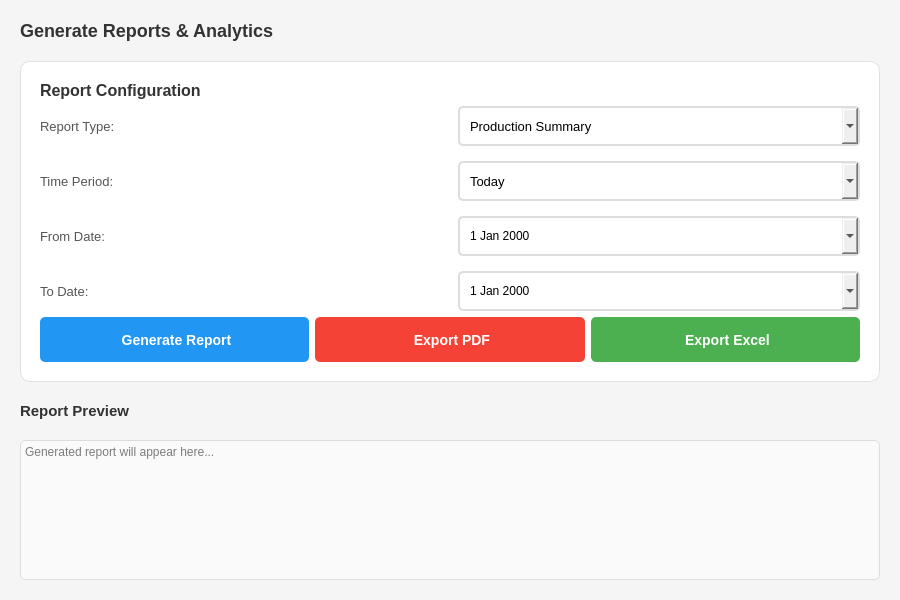
Qt form ui/reports.ui (SmitProgrammer/TrackMill) before a commit.
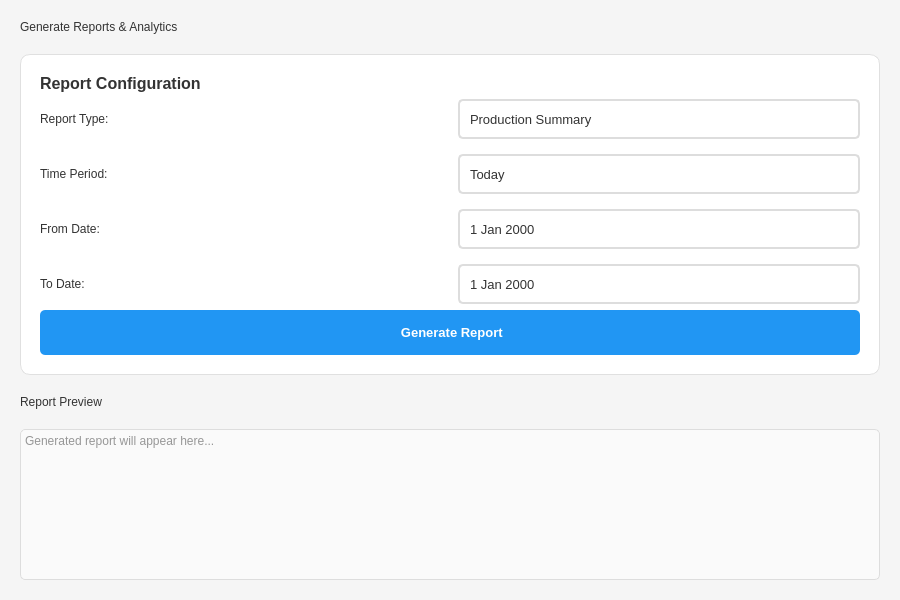
The same form after that commit.

Diff of the .ui file:
```diff
--- a/ui/reports.ui
+++ b/ui/reports.ui
@@ -18,10 +18,18 @@
     background-color: #f5f5f5;
 }
 
-QPushButton#btnGenerateReport, QPushButton#btnExportPDF, QPushButton#btnExportExcel {
-    padding: 12px 25px;
+QLabel {
+    color: #333;
+}
+
+QTableWidget {
+    color: #333;
+}
+
+QPushButton#btnGenerateReport {
+    padding: 10px 20px;
     border-radius: 5px;
-    font-size: 14px;
+    font-size: 13px;
     font-weight: bold;
 }
 
@@ -35,24 +43,17 @@
     background-color: #0b7dda;
 }
 
-QPushButton#btnExportPDF {
-    background-color: #f44336;
-    color: white;
-    border: none;
+QLineEdit#txtSearch {
+    padding: 10px;
+    border: 2px solid #ddd;
+    border-radius: 5px;
+    font-size: 13px;
+    background-color: white;
+    color: #333;
 }
 
-QPushButton#btnExportPDF:hover {
-    background-color: #da190b;
-}
-
-QPushButton#btnExportExcel {
-    background-color: #4CAF50;
-    color: white;
-    border: none;
-}
-
-QPushButton#btnExportExcel:hover {
-    background-color: #45a049;
+QLineEdit#txtSearch:focus {
+    border: 2px solid #2196F3;
 }
 
 QComboBox#cmbReportType, QComboBox#cmbTimePeriod {
@@ -60,6 +61,19 @@
     border: 2px solid #ddd;
     border-radius: 5px;
     font-size: 13px;
+    background-color: white;
+    color: #333;
+}
+
+QComboBox#cmbReportType:focus, QComboBox#cmbTimePeriod:focus {
+    border: 2px solid #2196F3;
+}
+
+QTextEdit#txtReportPreview {
+    border: 1px solid #ddd;
+    border-radius: 5px;
+    background-color: #fafafa;
+    color: #333;
 }
 
 QWidget#reportCard {
@@ -74,10 +88,71 @@
     color: #333;
 }
 
-QTextEdit#txtReportPreview {
+QDateEdit, QDateTimeEdit {
+    padding: 8px;
+    border: 2px solid #ddd;
+    border-radius: 5px;
+    font-size: 13px;
+    background-color: white;
+    color: #333;
+}
+
+QDateEdit:focus, QDateTimeEdit:focus {
+    border: 2px solid #2196F3;
+}
+
+QDateEdit::drop-down, QDateTimeEdit::drop-down {
+    border: none;
+    width: 30px;
+}
+
+QDateEdit::down-arrow, QDateTimeEdit::down-arrow {
+    image: none;
+    border-left: 5px solid transparent;
+    border-right: 5px solid transparent;
+    border-top: 5px solid #333;
+    margin-right: 10px;
+}
+
+QDateEdit QAbstractItemView, QDateTimeEdit QAbstractItemView {
+    background-color: white;
+    color: #333;
+    selection-background-color: #2196F3;
+    selection-color: white;
+}
+
+QComboBox {
+    padding: 10px;
+    border: 2px solid #ddd;
+    border-radius: 5px;
+    font-size: 13px;
+    background-color: white;
+    color: #333;
+}
+
+QComboBox:focus {
+    border: 2px solid #2196F3;
+}
+
+QComboBox::drop-down {
+    border: none;
+    width: 30px;
+}
+
+QComboBox::down-arrow {
+    image: none;
+    border-left: 5px solid transparent;
+    border-right: 5px solid transparent;
+    border-top: 5px solid #333;
+    margin-right: 10px;
+}
+
+QComboBox QAbstractItemView {
+    background-color: white;
+    color: #333;
+    selection-background-color: #2196F3;
+    selection-color: white;
     border: 1px solid #ddd;
-    border-radius: 5px;
-    background-color: #fafafa;
 }</string>
   </property>
   <layout class="QVBoxLayout" name="verticalLayout">
@@ -102,8 +177,147 @@
       <string>Generate Reports &amp; Analytics</string>
      </property>
      <property name="styleSheet">
-      <string notr="true">font-size: 18px; font-weight: bold; color: #333;</string>
-     </property>
+   <string notr="true">QWidget#ReportsWidget {
+    background-color: #f5f5f5;
+}
+
+QLabel {
+    color: #333;
+}
+
+QTableWidget {
+    color: #333;
+}
+
+QPushButton#btnGenerateReport {
+    padding: 10px 20px;
+    border-radius: 5px;
+    font-size: 13px;
+    font-weight: bold;
+}
+
+QPushButton#btnGenerateReport {
+    background-color: #2196F3;
+    color: white;
+    border: none;
+}
+
+QPushButton#btnGenerateReport:hover {
+    background-color: #0b7dda;
+}
+
+QLineEdit#txtSearch {
+    padding: 10px;
+    border: 2px solid #ddd;
+    border-radius: 5px;
+    font-size: 13px;
+    background-color: white;
+    color: #333;
+}
+
+QLineEdit#txtSearch:focus {
+    border: 2px solid #2196F3;
+}
+
+QComboBox#cmbReportType, QComboBox#cmbTimePeriod {
+    padding: 10px;
+    border: 2px solid #ddd;
+    border-radius: 5px;
+    font-size: 13px;
+    background-color: white;
+    color: #333;
+}
+
+QComboBox#cmbReportType:focus, QComboBox#cmbTimePeriod:focus {
+    border: 2px solid #2196F3;
+}
+
+QTextEdit#txtReportPreview {
+    border: 1px solid #ddd;
+    border-radius: 5px;
+    background-color: #fafafa;
+    color: #333;
+}
+
+QWidget#reportCard {
+    background-color: white;
+    border-radius: 10px;
+    border: 1px solid #e0e0e0;
+}
+
+QLabel#lblReportTitle {
+    font-size: 16px;
+    font-weight: bold;
+    color: #333;
+}
+
+QDateEdit, QDateTimeEdit {
+    padding: 8px;
+    border: 2px solid #ddd;
+    border-radius: 5px;
+    font-size: 13px;
+    background-color: white;
+    color: #333;
+}
+
+QDateEdit:focus, QDateTimeEdit:focus {
+    border: 2px solid #2196F3;
+}
+
+QDateEdit::drop-down, QDateTimeEdit::drop-down {
+    border: none;
+    width: 30px;
+}
+
+QDateEdit::down-arrow, QDateTimeEdit::down-arrow {
+    image: none;
+    border-left: 5px solid transparent;
+    border-right: 5px solid transparent;
+    border-top: 5px solid #333;
+    margin-right: 10px;
+}
+
+QDateEdit QAbstractItemView, QDateTimeEdit QAbstractItemView {
+    background-color: white;
+    color: #333;
+    selection-background-color: #2196F3;
+    selection-color: white;
+}
+
+QComboBox {
+    padding: 10px;
+    border: 2px solid #ddd;
+    border-radius: 5px;
+    font-size: 13px;
+    background-color: white;
+    color: #333;
+}
+
+QComboBox:focus {
+    border: 2px solid #2196F3;
+}
+
+QComboBox::drop-down {
+    border: none;
+    width: 30px;
+}
+
+QComboBox::down-arrow {
+    image: none;
+    border-left: 5px solid transparent;
+    border-right: 5px solid transparent;
+    border-top: 5px solid #333;
+    margin-right: 10px;
+}
+
+QComboBox QAbstractItemView {
+    background-color: white;
+    color: #333;
+    selection-background-color: #2196F3;
+    selection-color: white;
+    border: 1px solid #ddd;
+}</string>
+  </property>
     </widget>
    </item>
    <item>
@@ -139,8 +353,147 @@
            <string>Report Type:</string>
           </property>
           <property name="styleSheet">
-           <string notr="true">font-size: 13px; color: #555;</string>
-          </property>
+   <string notr="true">QWidget#ReportsWidget {
+    background-color: #f5f5f5;
+}
+
+QLabel {
+    color: #333;
+}
+
+QTableWidget {
+    color: #333;
+}
+
+QPushButton#btnGenerateReport {
+    padding: 10px 20px;
+    border-radius: 5px;
+    font-size: 13px;
+    font-weight: bold;
+}
+
+QPushButton#btnGenerateReport {
+    background-color: #2196F3;
+    color: white;
+    border: none;
+}
+
+QPushButton#btnGenerateReport:hover {
+    background-color: #0b7dda;
+}
+
+QLineEdit#txtSearch {
+    padding: 10px;
+    border: 2px solid #ddd;
+    border-radius: 5px;
+    font-size: 13px;
+    background-color: white;
+    color: #333;
+}
+
+QLineEdit#txtSearch:focus {
+    border: 2px solid #2196F3;
+}
+
+QComboBox#cmbReportType, QComboBox#cmbTimePeriod {
+    padding: 10px;
+    border: 2px solid #ddd;
+    border-radius: 5px;
+    font-size: 13px;
+    background-color: white;
+    color: #333;
+}
+
+QComboBox#cmbReportType:focus, QComboBox#cmbTimePeriod:focus {
+    border: 2px solid #2196F3;
+}
+
+QTextEdit#txtReportPreview {
+    border: 1px solid #ddd;
+    border-radius: 5px;
+    background-color: #fafafa;
+    color: #333;
+}
+
+QWidget#reportCard {
+    background-color: white;
+    border-radius: 10px;
+    border: 1px solid #e0e0e0;
+}
+
+QLabel#lblReportTitle {
+    font-size: 16px;
+    font-weight: bold;
+    color: #333;
+}
+
+QDateEdit, QDateTimeEdit {
+    padding: 8px;
+    border: 2px solid #ddd;
+    border-radius: 5px;
+    font-size: 13px;
+    background-color: white;
+    color: #333;
+}
+
+QDateEdit:focus, QDateTimeEdit:focus {
+    border: 2px solid #2196F3;
+}
+
+QDateEdit::drop-down, QDateTimeEdit::drop-down {
+    border: none;
+    width: 30px;
+}
+
+QDateEdit::down-arrow, QDateTimeEdit::down-arrow {
+    image: none;
+    border-left: 5px solid transparent;
+    border-right: 5px solid transparent;
+    border-top: 5px solid #333;
+    margin-right: 10px;
+}
+
+QDateEdit QAbstractItemView, QDateTimeEdit QAbstractItemView {
+    background-color: white;
+    color: #333;
+    selection-background-color: #2196F3;
+    selection-color: white;
+}
+
+QComboBox {
+    padding: 10px;
+    border: 2px solid #ddd;
+    border-radius: 5px;
+    font-size: 13px;
+    background-color: white;
+    color: #333;
+}
+
+QComboBox:focus {
+    border: 2px solid #2196F3;
+}
+
+QComboBox::drop-down {
+    border: none;
+    width: 30px;
+}
+
+QComboBox::down-arrow {
+    image: none;
+    border-left: 5px solid transparent;
+    border-right: 5px solid transparent;
+    border-top: 5px solid #333;
+    margin-right: 10px;
+}
+
+QComboBox QAbstractItemView {
+    background-color: white;
+    color: #333;
+    selection-background-color: #2196F3;
+    selection-color: white;
+    border: 1px solid #ddd;
+}</string>
+  </property>
          </widget>
         </item>
         <item row="0" column="1">
@@ -189,8 +542,147 @@
            <string>Time Period:</string>
           </property>
           <property name="styleSheet">
-           <string notr="true">font-size: 13px; color: #555;</string>
-          </property>
+   <string notr="true">QWidget#ReportsWidget {
+    background-color: #f5f5f5;
+}
+
+QLabel {
+    color: #333;
+}
+
+QTableWidget {
+    color: #333;
+}
+
+QPushButton#btnGenerateReport {
+    padding: 10px 20px;
+    border-radius: 5px;
+    font-size: 13px;
+    font-weight: bold;
+}
+
+QPushButton#btnGenerateReport {
+    background-color: #2196F3;
+    color: white;
+    border: none;
+}
+
+QPushButton#btnGenerateReport:hover {
+    background-color: #0b7dda;
+}
+
+QLineEdit#txtSearch {
+    padding: 10px;
+    border: 2px solid #ddd;
+    border-radius: 5px;
+    font-size: 13px;
+    background-color: white;
+    color: #333;
+}
+
+QLineEdit#txtSearch:focus {
+    border: 2px solid #2196F3;
+}
+
+QComboBox#cmbReportType, QComboBox#cmbTimePeriod {
+    padding: 10px;
+    border: 2px solid #ddd;
+    border-radius: 5px;
+    font-size: 13px;
+    background-color: white;
+    color: #333;
+}
+
+QComboBox#cmbReportType:focus, QComboBox#cmbTimePeriod:focus {
+    border: 2px solid #2196F3;
+}
+
+QTextEdit#txtReportPreview {
+    border: 1px solid #ddd;
+    border-radius: 5px;
+    background-color: #fafafa;
+    color: #333;
+}
+
+QWidget#reportCard {
+    background-color: white;
+    border-radius: 10px;
+    border: 1px solid #e0e0e0;
+}
+
+QLabel#lblReportTitle {
+    font-size: 16px;
+    font-weight: bold;
+    color: #333;
+}
+
+QDateEdit, QDateTimeEdit {
+    padding: 8px;
+    border: 2px solid #ddd;
+    border-radius: 5px;
+    font-size: 13px;
+    background-color: white;
+    color: #333;
+}
+
+QDateEdit:focus, QDateTimeEdit:focus {
+    border: 2px solid #2196F3;
+}
+
+QDateEdit::drop-down, QDateTimeEdit::drop-down {
+    border: none;
+    width: 30px;
+}
+
+QDateEdit::down-arrow, QDateTimeEdit::down-arrow {
+    image: none;
+    border-left: 5px solid transparent;
+    border-right: 5px solid transparent;
+    border-top: 5px solid #333;
+    margin-right: 10px;
+}
+
+QDateEdit QAbstractItemView, QDateTimeEdit QAbstractItemView {
+    background-color: white;
+    color: #333;
+    selection-background-color: #2196F3;
+    selection-color: white;
+}
+
+QComboBox {
+    padding: 10px;
+    border: 2px solid #ddd;
+    border-radius: 5px;
+    font-size: 13px;
+    background-color: white;
+    color: #333;
+}
+
+QComboBox:focus {
+    border: 2px solid #2196F3;
+}
+
+QComboBox::drop-down {
+    border: none;
+    width: 30px;
+}
+
+QComboBox::down-arrow {
+    image: none;
+    border-left: 5px solid transparent;
+    border-right: 5px solid transparent;
+    border-top: 5px solid #333;
+    margin-right: 10px;
+}
+
+QComboBox QAbstractItemView {
+    background-color: white;
+    color: #333;
+    selection-background-color: #2196F3;
+    selection-color: white;
+    border: 1px solid #ddd;
+}</string>
+  </property>
          </widget>
         </item>
         <item row="1" column="1">
@@ -239,8 +731,147 @@
            <string>From Date:</string>
           </property>
           <property name="styleSheet">
-           <string notr="true">font-size: 13px; color: #555;</string>
-          </property>
+   <string notr="true">QWidget#ReportsWidget {
+    background-color: #f5f5f5;
+}
+
+QLabel {
+    color: #333;
+}
+
+QTableWidget {
+    color: #333;
+}
+
+QPushButton#btnGenerateReport {
+    padding: 10px 20px;
+    border-radius: 5px;
+    font-size: 13px;
+    font-weight: bold;
+}
+
+QPushButton#btnGenerateReport {
+    background-color: #2196F3;
+    color: white;
+    border: none;
+}
+
+QPushButton#btnGenerateReport:hover {
+    background-color: #0b7dda;
+}
+
+QLineEdit#txtSearch {
+    padding: 10px;
+    border: 2px solid #ddd;
+    border-radius: 5px;
+    font-size: 13px;
+    background-color: white;
+    color: #333;
+}
+
+QLineEdit#txtSearch:focus {
+    border: 2px solid #2196F3;
+}
+
+QComboBox#cmbReportType, QComboBox#cmbTimePeriod {
+    padding: 10px;
+    border: 2px solid #ddd;
+    border-radius: 5px;
+    font-size: 13px;
+    background-color: white;
+    color: #333;
+}
+
+QComboBox#cmbReportType:focus, QComboBox#cmbTimePeriod:focus {
+    border: 2px solid #2196F3;
+}
+
+QTextEdit#txtReportPreview {
+    border: 1px solid #ddd;
+    border-radius: 5px;
+    background-color: #fafafa;
+    color: #333;
+}
+
+QWidget#reportCard {
+    background-color: white;
+    border-radius: 10px;
+    border: 1px solid #e0e0e0;
+}
+
+QLabel#lblReportTitle {
+    font-size: 16px;
+    font-weight: bold;
+    color: #333;
+}
+
+QDateEdit, QDateTimeEdit {
+    padding: 8px;
+    border: 2px solid #ddd;
+    border-radius: 5px;
+    font-size: 13px;
+    background-color: white;
+    color: #333;
+}
+
+QDateEdit:focus, QDateTimeEdit:focus {
+    border: 2px solid #2196F3;
+}
+
+QDateEdit::drop-down, QDateTimeEdit::drop-down {
+    border: none;
+    width: 30px;
+}
+
+QDateEdit::down-arrow, QDateTimeEdit::down-arrow {
+    image: none;
+    border-left: 5px solid transparent;
+    border-right: 5px solid transparent;
+    border-top: 5px solid #333;
+    margin-right: 10px;
+}
+
+QDateEdit QAbstractItemView, QDateTimeEdit QAbstractItemView {
+    background-color: white;
+    color: #333;
+    selection-background-color: #2196F3;
+    selection-color: white;
+}
+
+QComboBox {
+    padding: 10px;
+    border: 2px solid #ddd;
+    border-radius: 5px;
+    font-size: 13px;
+    background-color: white;
+    color: #333;
+}
+
+QComboBox:focus {
+    border: 2px solid #2196F3;
+}
+
+QComboBox::drop-down {
+    border: none;
+    width: 30px;
+}
+
+QComboBox::down-arrow {
+    image: none;
+    border-left: 5px solid transparent;
+    border-right: 5px solid transparent;
+    border-top: 5px solid #333;
+    margin-right: 10px;
+}
+
+QComboBox QAbstractItemView {
+    background-color: white;
+    color: #333;
+    selection-background-color: #2196F3;
+    selection-color: white;
+    border: 1px solid #ddd;
+}</string>
+  </property>
          </widget>
         </item>
         <item row="2" column="1">
@@ -252,8 +883,147 @@
            </size>
           </property>
           <property name="styleSheet">
-           <string notr="true">padding: 8px; border: 2px solid #ddd; border-radius: 5px;</string>
-          </property>
+   <string notr="true">QWidget#ReportsWidget {
+    background-color: #f5f5f5;
+}
+
+QLabel {
+    color: #333;
+}
+
+QTableWidget {
+    color: #333;
+}
+
+QPushButton#btnGenerateReport {
+    padding: 10px 20px;
+    border-radius: 5px;
+    font-size: 13px;
+    font-weight: bold;
+}
+
+QPushButton#btnGenerateReport {
+    background-color: #2196F3;
+    color: white;
+    border: none;
+}
+
+QPushButton#btnGenerateReport:hover {
+    background-color: #0b7dda;
+}
+
+QLineEdit#txtSearch {
+    padding: 10px;
+    border: 2px solid #ddd;
+    border-radius: 5px;
+    font-size: 13px;
+    background-color: white;
+    color: #333;
+}
+
+QLineEdit#txtSearch:focus {
+    border: 2px solid #2196F3;
+}
+
+QComboBox#cmbReportType, QComboBox#cmbTimePeriod {
+    padding: 10px;
+    border: 2px solid #ddd;
+    border-radius: 5px;
+    font-size: 13px;
+    background-color: white;
+    color: #333;
+}
+
+QComboBox#cmbReportType:focus, QComboBox#cmbTimePeriod:focus {
+    border: 2px solid #2196F3;
+}
+
+QTextEdit#txtReportPreview {
+    border: 1px solid #ddd;
+    border-radius: 5px;
+    background-color: #fafafa;
+    color: #333;
+}
+
+QWidget#reportCard {
+    background-color: white;
+    border-radius: 10px;
+    border: 1px solid #e0e0e0;
+}
+
+QLabel#lblReportTitle {
+    font-size: 16px;
+    font-weight: bold;
+    color: #333;
+}
+
+QDateEdit, QDateTimeEdit {
+    padding: 8px;
+    border: 2px solid #ddd;
+    border-radius: 5px;
+    font-size: 13px;
+    background-color: white;
+    color: #333;
+}
+
+QDateEdit:focus, QDateTimeEdit:focus {
+    border: 2px solid #2196F3;
+}
+
+QDateEdit::drop-down, QDateTimeEdit::drop-down {
+    border: none;
+    width: 30px;
+}
+
+QDateEdit::down-arrow, QDateTimeEdit::down-arrow {
+    image: none;
+    border-left: 5px solid transparent;
+    border-right: 5px solid transparent;
+    border-top: 5px solid #333;
+    margin-right: 10px;
+}
+
+QDateEdit QAbstractItemView, QDateTimeEdit QAbstractItemView {
+    background-color: white;
+    color: #333;
+    selection-background-color: #2196F3;
+    selection-color: white;
+}
+
+QComboBox {
+    padding: 10px;
+    border: 2px solid #ddd;
+    border-radius: 5px;
+    font-size: 13px;
+    background-color: white;
+    color: #333;
+}
+
+QComboBox:focus {
+    border: 2px solid #2196F3;
+}
+
+QComboBox::drop-down {
+    border: none;
+    width: 30px;
+}
+
+QComboBox::down-arrow {
+    image: none;
+    border-left: 5px solid transparent;
+    border-right: 5px solid transparent;
+    border-top: 5px solid #333;
+    margin-right: 10px;
+}
+
+QComboBox QAbstractItemView {
+    background-color: white;
+    color: #333;
+    selection-background-color: #2196F3;
+    selection-color: white;
+    border: 1px solid #ddd;
+}</string>
+  </property>
           <property name="calendarPopup">
            <bool>true</bool>
           </property>
@@ -265,8 +1035,147 @@
            <string>To Date:</string>
           </property>
           <property name="styleSheet">
-           <string notr="true">font-size: 13px; color: #555;</string>
-          </property>
+   <string notr="true">QWidget#ReportsWidget {
+    background-color: #f5f5f5;
+}
+
+QLabel {
+    color: #333;
+}
+
+QTableWidget {
+    color: #333;
+}
+
+QPushButton#btnGenerateReport {
+    padding: 10px 20px;
+    border-radius: 5px;
+    font-size: 13px;
+    font-weight: bold;
+}
+
+QPushButton#btnGenerateReport {
+    background-color: #2196F3;
+    color: white;
+    border: none;
+}
+
+QPushButton#btnGenerateReport:hover {
+    background-color: #0b7dda;
+}
+
+QLineEdit#txtSearch {
+    padding: 10px;
+    border: 2px solid #ddd;
+    border-radius: 5px;
+    font-size: 13px;
+    background-color: white;
+    color: #333;
+}
+
+QLineEdit#txtSearch:focus {
+    border: 2px solid #2196F3;
+}
+
+QComboBox#cmbReportType, QComboBox#cmbTimePeriod {
+    padding: 10px;
+    border: 2px solid #ddd;
+    border-radius: 5px;
+    font-size: 13px;
+    background-color: white;
+    color: #333;
+}
+
+QComboBox#cmbReportType:focus, QComboBox#cmbTimePeriod:focus {
+    border: 2px solid #2196F3;
+}
+
+QTextEdit#txtReportPreview {
+    border: 1px solid #ddd;
+    border-radius: 5px;
+    background-color: #fafafa;
+    color: #333;
+}
+
+QWidget#reportCard {
+    background-color: white;
+    border-radius: 10px;
+    border: 1px solid #e0e0e0;
+}
+
+QLabel#lblReportTitle {
+    font-size: 16px;
+    font-weight: bold;
+    color: #333;
+}
+
+QDateEdit, QDateTimeEdit {
+    padding: 8px;
+    border: 2px solid #ddd;
+    border-radius: 5px;
+    font-size: 13px;
+    background-color: white;
+    color: #333;
+}
+
+QDateEdit:focus, QDateTimeEdit:focus {
+    border: 2px solid #2196F3;
+}
+
+QDateEdit::drop-down, QDateTimeEdit::drop-down {
+    border: none;
+    width: 30px;
+}
+
+QDateEdit::down-arrow, QDateTimeEdit::down-arrow {
+    image: none;
+    border-left: 5px solid transparent;
+    border-right: 5px solid transparent;
+    border-top: 5px solid #333;
+    margin-right: 10px;
+}
+
+QDateEdit QAbstractItemView, QDateTimeEdit QAbstractItemView {
+    background-color: white;
+    color: #333;
+    selection-background-color: #2196F3;
+    selection-color: white;
+}
+
+QComboBox {
+    padding: 10px;
+    border: 2px solid #ddd;
+    border-radius: 5px;
+    font-size: 13px;
+    background-color: white;
+    color: #333;
+}
+
+QComboBox:focus {
+    border: 2px solid #2196F3;
+}
+
+QComboBox::drop-down {
+    border: none;
+    width: 30px;
+}
+
+QComboBox::down-arrow {
+    image: none;
+    border-left: 5px solid transparent;
+    border-right: 5px solid transparent;
+    border-top: 5px solid #333;
+    margin-right: 10px;
+}
+
+QComboBox QAbstractItemView {
+    background-color: white;
+    color: #333;
+    selection-background-color: #2196F3;
+    selection-color: white;
+    border: 1px solid #ddd;
+}</string>
+  </property>
          </widget>
         </item>
         <item row="3" column="1">
@@ -278,8 +1187,147 @@
            </size>
           </property>
           <property name="styleSheet">
-           <string notr="true">padding: 8px; border: 2px solid #ddd; border-radius: 5px;</string>
-          </property>
+   <string notr="true">QWidget#ReportsWidget {
+    background-color: #f5f5f5;
+}
+
+QLabel {
+    color: #333;
+}
+
+QTableWidget {
+    color: #333;
+}
+
+QPushButton#btnGenerateReport {
+    padding: 10px 20px;
+    border-radius: 5px;
+    font-size: 13px;
+    font-weight: bold;
+}
+
+QPushButton#btnGenerateReport {
+    background-color: #2196F3;
+    color: white;
+    border: none;
+}
+
+QPushButton#btnGenerateReport:hover {
+    background-color: #0b7dda;
+}
+
+QLineEdit#txtSearch {
+    padding: 10px;
+    border: 2px solid #ddd;
+    border-radius: 5px;
+    font-size: 13px;
+    background-color: white;
+    color: #333;
+}
+
+QLineEdit#txtSearch:focus {
+    border: 2px solid #2196F3;
+}
+
+QComboBox#cmbReportType, QComboBox#cmbTimePeriod {
+    padding: 10px;
+    border: 2px solid #ddd;
+    border-radius: 5px;
+    font-size: 13px;
+    background-color: white;
+    color: #333;
+}
+
+QComboBox#cmbReportType:focus, QComboBox#cmbTimePeriod:focus {
+    border: 2px solid #2196F3;
+}
+
+QTextEdit#txtReportPreview {
+    border: 1px solid #ddd;
+    border-radius: 5px;
+    background-color: #fafafa;
+    color: #333;
+}
+
+QWidget#reportCard {
+    background-color: white;
+    border-radius: 10px;
+    border: 1px solid #e0e0e0;
+}
+
+QLabel#lblReportTitle {
+    font-size: 16px;
+    font-weight: bold;
+    color: #333;
+}
+
+QDateEdit, QDateTimeEdit {
+    padding: 8px;
+    border: 2px solid #ddd;
+    border-radius: 5px;
+    font-size: 13px;
+    background-color: white;
+    color: #333;
+}
+
+QDateEdit:focus, QDateTimeEdit:focus {
+    border: 2px solid #2196F3;
+}
+
+QDateEdit::drop-down, QDateTimeEdit::drop-down {
+    border: none;
+    width: 30px;
+}
+
+QDateEdit::down-arrow, QDateTimeEdit::down-arrow {
+    image: none;
+    border-left: 5px solid transparent;
+    border-right: 5px solid transparent;
+    border-top: 5px solid #333;
+    margin-right: 10px;
+}
+
+QDateEdit QAbstractItemView, QDateTimeEdit QAbstractItemView {
+    background-color: white;
+    color: #333;
+    selection-background-color: #2196F3;
+    selection-color: white;
+}
+
+QComboBox {
+    padding: 10px;
+    border: 2px solid #ddd;
+    border-radius: 5px;
+    font-size: 13px;
+    background-color: white;
+    color: #333;
+}
+
+QComboBox:focus {
+    border: 2px solid #2196F3;
+}
+
+QComboBox::drop-down {
+    border: none;
+    width: 30px;
+}
+
+QComboBox::down-arrow {
+    image: none;
+    border-left: 5px solid transparent;
+    border-right: 5px solid transparent;
+    border-top: 5px solid #333;
+    margin-right: 10px;
+}
+
+QComboBox QAbstractItemView {
+    background-color: white;
+    color: #333;
+    selection-background-color: #2196F3;
+    selection-color: white;
+    border: 1px solid #ddd;
+}</string>
+  </property>
           <property name="calendarPopup">
            <bool>true</bool>
           </property>
@@ -305,44 +1353,6 @@
           </property>
          </widget>
         </item>
-        <item>
-         <widget class="QPushButton" name="btnExportPDF">
-          <property name="enabled">
-           <bool>false</bool>
-          </property>
-          <property name="minimumSize">
-           <size>
-            <width>0</width>
-            <height>45</height>
-           </size>
-          </property>
-          <property name="cursor">
-           <cursorShape>PointingHandCursor</cursorShape>
-          </property>
-          <property name="text">
-           <string> Export PDF</string>
-          </property>
-         </widget>
-        </item>
-        <item>
-         <widget class="QPushButton" name="btnExportExcel">
-          <property name="enabled">
-           <bool>false</bool>
-          </property>
-          <property name="minimumSize">
-           <size>
-            <width>0</width>
-            <height>45</height>
-           </size>
-          </property>
-          <property name="cursor">
-           <cursorShape>PointingHandCursor</cursorShape>
-          </property>
-          <property name="text">
-           <string> Export Excel</string>
-          </property>
-         </widget>
-        </item>
        </layout>
       </item>
      </layout>
@@ -354,8 +1364,147 @@
       <string>Report Preview</string>
      </property>
      <property name="styleSheet">
-      <string notr="true">font-size: 15px; font-weight: bold; color: #333;</string>
-     </property>
+   <string notr="true">QWidget#ReportsWidget {
+    background-color: #f5f5f5;
+}
+
+QLabel {
+    color: #333;
+}
+
+QTableWidget {
+    color: #333;
+}
+
+QPushButton#btnGenerateReport {
+    padding: 10px 20px;
+    border-radius: 5px;
+    font-size: 13px;
+    font-weight: bold;
+}
+
+QPushButton#btnGenerateReport {
+    background-color: #2196F3;
+    color: white;
+    border: none;
+}
+
+QPushButton#btnGenerateReport:hover {
+    background-color: #0b7dda;
+}
+
+QLineEdit#txtSearch {
+    padding: 10px;
+    border: 2px solid #ddd;
+    border-radius: 5px;
+    font-size: 13px;
+    background-color: white;
+    color: #333;
+}
+
+QLineEdit#txtSearch:focus {
+    border: 2px solid #2196F3;
+}
+
+QComboBox#cmbReportType, QComboBox#cmbTimePeriod {
+    padding: 10px;
+    border: 2px solid #ddd;
+    border-radius: 5px;
+    font-size: 13px;
+    background-color: white;
+    color: #333;
+}
+
+QComboBox#cmbReportType:focus, QComboBox#cmbTimePeriod:focus {
+    border: 2px solid #2196F3;
+}
+
+QTextEdit#txtReportPreview {
+    border: 1px solid #ddd;
+    border-radius: 5px;
+    background-color: #fafafa;
+    color: #333;
+}
+
+QWidget#reportCard {
+    background-color: white;
+    border-radius: 10px;
+    border: 1px solid #e0e0e0;
+}
+
+QLabel#lblReportTitle {
+    font-size: 16px;
+    font-weight: bold;
+    color: #333;
+}
+
+QDateEdit, QDateTimeEdit {
+    padding: 8px;
+    border: 2px solid #ddd;
+    border-radius: 5px;
+    font-size: 13px;
+    background-color: white;
+    color: #333;
+}
+
+QDateEdit:focus, QDateTimeEdit:focus {
+    border: 2px solid #2196F3;
+}
+
+QDateEdit::drop-down, QDateTimeEdit::drop-down {
+    border: none;
+    width: 30px;
+}
+
+QDateEdit::down-arrow, QDateTimeEdit::down-arrow {
+    image: none;
+    border-left: 5px solid transparent;
+    border-right: 5px solid transparent;
+    border-top: 5px solid #333;
+    margin-right: 10px;
+}
+
+QDateEdit QAbstractItemView, QDateTimeEdit QAbstractItemView {
+    background-color: white;
+    color: #333;
+    selection-background-color: #2196F3;
+    selection-color: white;
+}
+
+QComboBox {
+    padding: 10px;
+    border: 2px solid #ddd;
+    border-radius: 5px;
+    font-size: 13px;
+    background-color: white;
+    color: #333;
+}
+
+QComboBox:focus {
+    border: 2px solid #2196F3;
+}
+
+QComboBox::drop-down {
+    border: none;
+    width: 30px;
+}
+
+QComboBox::down-arrow {
+    image: none;
+    border-left: 5px solid transparent;
+    border-right: 5px solid transparent;
+    border-top: 5px solid #333;
+    margin-right: 10px;
+}
+
+QComboBox QAbstractItemView {
+    background-color: white;
+    color: #333;
+    selection-background-color: #2196F3;
+    selection-color: white;
+    border: 1px solid #ddd;
+}</string>
+  </property>
     </widget>
    </item>
    <item>
```
Left out of the diff: 1 changed line with no effect on the pictures.
